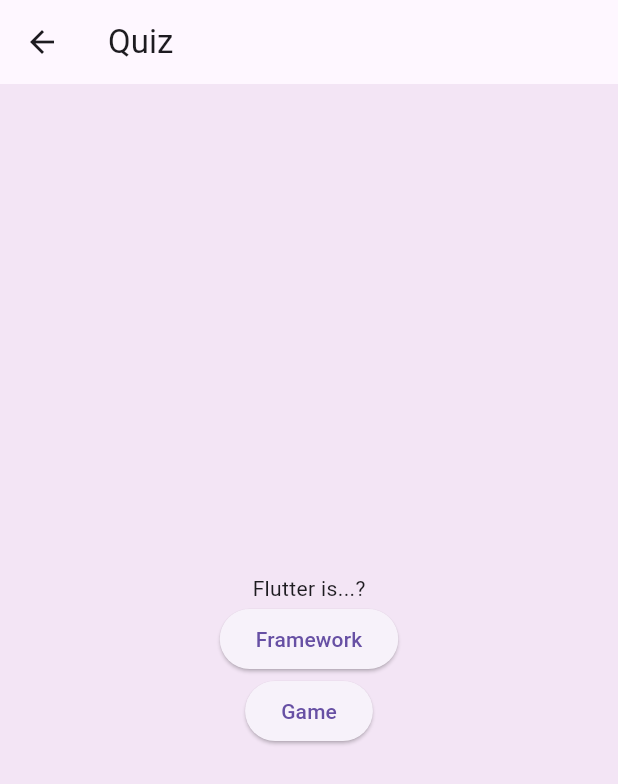
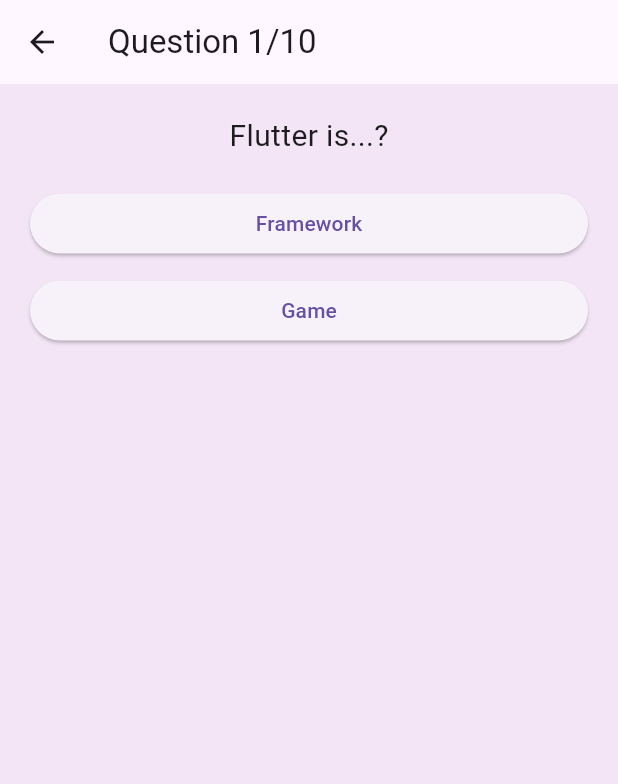
Before and after one commit to nadiaatms-coder/my_ai_assistant_app, a Flutter app: the QuizScreen screen opened directly with empty values, on a phone screen of 412 x 824 dp. Shown: the top 784 px of the screen. Run offline on Flutter 3.47's test engine with Material 3 defaults, Android fonts, the phone set to English and light mode, and no system bars.

Commit message:
feat: add 10 quiz questions with dynamic flow

```diff
--- a/lib/screens/quiz.dart
+++ b/lib/screens/quiz.dart
@@ -8,50 +8,138 @@
 }
 
 class _QuizScreenState extends State<QuizScreen> {
+  int currentQuestion = 0;
   int score = 0;
+
+  final List<Map<String, Object>> questions = [
+    {
+      'question': 'Flutter is...?',
+      'answers': [
+        {'text': 'Framework', 'score': 10},
+        {'text': 'Game', 'score': 0},
+      ],
+    },
+    {
+      'question': 'Dart is...?',
+      'answers': [
+        {'text': 'Programming Language', 'score': 10},
+        {'text': 'Database', 'score': 0},
+      ],
+    },
+    {
+      'question': 'HTML stands for...?',
+      'answers': [
+        {'text': 'HyperText Markup Language', 'score': 10},
+        {'text': 'HighText Machine Language', 'score': 0},
+      ],
+    },
+    {
+      'question': 'CSS is used for...?',
+      'answers': [
+        {'text': 'Styling', 'score': 10},
+        {'text': 'Programming', 'score': 0},
+      ],
+    },
+    {
+      'question': 'Which one is mobile framework?',
+      'answers': [
+        {'text': 'Flutter', 'score': 10},
+        {'text': 'MySQL', 'score': 0},
+      ],
+    },
+    {
+      'question': 'Which is database?',
+      'answers': [
+        {'text': 'MySQL', 'score': 10},
+        {'text': 'Flutter', 'score': 0},
+      ],
+    },
+    {
+      'question': 'Git is used for...?',
+      'answers': [
+        {'text': 'Version Control', 'score': 10},
+        {'text': 'Design', 'score': 0},
+      ],
+    },
+    {
+      'question': 'API stands for...?',
+      'answers': [
+        {'text': 'Application Programming Interface', 'score': 10},
+        {'text': 'Advanced Program Input', 'score': 0},
+      ],
+    },
+    {
+      'question': 'Which is frontend?',
+      'answers': [
+        {'text': 'React', 'score': 10},
+        {'text': 'Node.js', 'score': 0},
+      ],
+    },
+    {
+      'question': 'Which is backend?',
+      'answers': [
+        {'text': 'Node.js', 'score': 10},
+        {'text': 'Flutter', 'score': 0},
+      ],
+    },
+  ];
+
+  void answerQuestion(int scoreValue, String userName) {
+    score += scoreValue;
+
+    if (currentQuestion < questions.length - 1) {
+      setState(() {
+        currentQuestion++;
+      });
+    } else {
+      Navigator.pushNamed(
+        context,
+        '/result',
+        arguments: {
+          'name': userName,
+          'score': score,
+        },
+      );
+    }
+  }
 
   @override
   Widget build(BuildContext context) {
     final userName =
         ModalRoute.of(context)!.settings.arguments as String;
 
+    var currentQ = questions[currentQuestion];
+
     return Scaffold(
-      appBar: AppBar(title: const Text("Quiz")),
-      body: Center(
+      appBar: AppBar(
+        title: Text("Question ${currentQuestion + 1}/10"),
+      ),
+      body: Padding(
+        padding: const EdgeInsets.all(20),
         child: Column(
-          mainAxisAlignment: MainAxisAlignment.center,
           children: [
 
-            const Text("Flutter is...?"),
-
-            ElevatedButton(
-              onPressed: () {
-                score += 10;
-                Navigator.pushNamed(
-                  context,
-                  '/result',
-                  arguments: {
-                    'name': userName,
-                    'score': score,
-                  },
-                );
-              },
-              child: const Text("Framework"),
+            Text(
+              currentQ['question'] as String,
+              style: const TextStyle(fontSize: 20),
             ),
 
-            ElevatedButton(
-              onPressed: () {
-                Navigator.pushNamed(
-                  context,
-                  '/result',
-                  arguments: {
-                    'name': userName,
-                    'score': score,
-                  },
-                );
-              },
-              child: const Text("Game"),
-            ),
+            const SizedBox(height: 20),
+
+            ...(currentQ['answers'] as List<Map<String, Object>>)
+                .map((answer) {
+              return Container(
+                width: double.infinity,
+                margin: const EdgeInsets.only(bottom: 10),
+                child: ElevatedButton(
+                  onPressed: () => answerQuestion(
+                    answer['score'] as int,
+                    userName,
+                  ),
+                  child: Text(answer['text'] as String),
+                ),
+              );
+            }).toList(),
           ],
         ),
       ),
```
